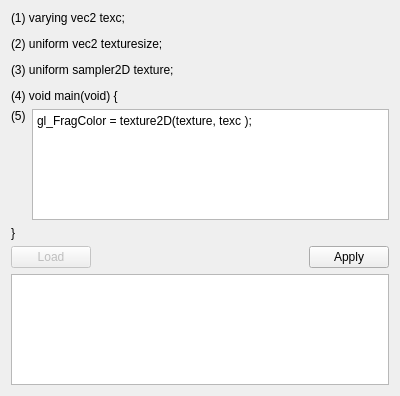
The window that FreeFramePlugins/FreeFrameQtFragmentCodePlugin/CodeEditorWidget.ui (markus-wa/glmixer-mirror) describes before a commit, drawn with Qt 5.
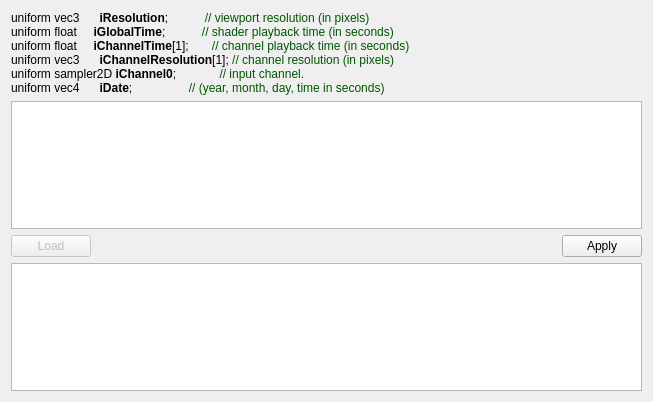
The same window after the commit.

Commit message: First (really) working implementation of GLSL fragment shader code plugin. Now takes code from https://www.shadertoy.com

```diff
--- a/FreeFramePlugins/FreeFrameQtFragmentCodePlugin/CodeEditorWidget.ui
+++ b/FreeFramePlugins/FreeFrameQtFragmentCodePlugin/CodeEditorWidget.ui
@@ -6,8 +6,8 @@
    <rect>
     <x>0</x>
     <y>0</y>
-    <width>400</width>
-    <height>396</height>
+    <width>653</width>
+    <height>402</height>
    </rect>
   </property>
   <property name="windowTitle">
@@ -17,35 +17,27 @@
    <item>
     <widget class="QLabel" name="label">
      <property name="text">
-      <string>&lt;html&gt;&lt;head/&gt;&lt;body&gt;&lt;p&gt;(1) varying vec2 texc;&lt;/p&gt;&lt;p&gt;(2) uniform vec2 texturesize;&lt;/p&gt;&lt;p&gt;(3) uniform sampler2D texture;&lt;/p&gt;&lt;p&gt;(4) void main(void) {&lt;/p&gt;&lt;/body&gt;&lt;/html&gt;</string>
+      <string>&lt;!DOCTYPE HTML PUBLIC &quot;-//W3C//DTD HTML 4.0//EN&quot; &quot;http://www.w3.org/TR/REC-html40/strict.dtd&quot;&gt;
+&lt;html&gt;&lt;head&gt;&lt;meta name=&quot;qrichtext&quot; content=&quot;1&quot; /&gt;&lt;style type=&quot;text/css&quot;&gt;
+p, li { white-space: pre-wrap; }
+&lt;/style&gt;&lt;/head&gt;&lt;body style=&quot; font-family:'Ubuntu'; font-size:9pt; font-weight:400; font-style:normal;&quot;&gt;
+&lt;p style=&quot; margin-top:0px; margin-bottom:0px; margin-left:0px; margin-right:0px; -qt-block-indent:0; text-indent:0px;&quot;&gt;&lt;span style=&quot; font-family:'courier';&quot;&gt;uniform vec3      &lt;/span&gt;&lt;span style=&quot; font-family:'courier'; font-weight:600;&quot;&gt;iResolution&lt;/span&gt;&lt;span style=&quot; font-family:'courier';&quot;&gt;;           &lt;/span&gt;&lt;span style=&quot; font-family:'courier'; color:#005500;&quot;&gt;// viewport resolution (in pixels)&lt;/span&gt;&lt;/p&gt;
+&lt;p style=&quot; margin-top:0px; margin-bottom:0px; margin-left:0px; margin-right:0px; -qt-block-indent:0; text-indent:0px;&quot;&gt;&lt;span style=&quot; font-family:'courier';&quot;&gt;uniform float     &lt;/span&gt;&lt;span style=&quot; font-family:'courier'; font-weight:600;&quot;&gt;iGlobalTime&lt;/span&gt;&lt;span style=&quot; font-family:'courier';&quot;&gt;;           &lt;/span&gt;&lt;span style=&quot; font-family:'courier'; color:#005500;&quot;&gt;// shader playback time (in seconds)&lt;/span&gt;&lt;/p&gt;
+&lt;p style=&quot; margin-top:0px; margin-bottom:0px; margin-left:0px; margin-right:0px; -qt-block-indent:0; text-indent:0px;&quot;&gt;&lt;span style=&quot; font-family:'courier';&quot;&gt;uniform float     &lt;/span&gt;&lt;span style=&quot; font-family:'courier'; font-weight:600;&quot;&gt;iChannelTime&lt;/span&gt;&lt;span style=&quot; font-family:'courier';&quot;&gt;[1];       &lt;/span&gt;&lt;span style=&quot; font-family:'courier'; color:#005500;&quot;&gt;// channel playback time (in seconds)&lt;/span&gt;&lt;/p&gt;
+&lt;p style=&quot; margin-top:0px; margin-bottom:0px; margin-left:0px; margin-right:0px; -qt-block-indent:0; text-indent:0px;&quot;&gt;&lt;span style=&quot; font-family:'courier';&quot;&gt;uniform vec3      &lt;/span&gt;&lt;span style=&quot; font-family:'courier'; font-weight:600;&quot;&gt;iChannelResolution&lt;/span&gt;&lt;span style=&quot; font-family:'courier';&quot;&gt;[1]; &lt;/span&gt;&lt;span style=&quot; font-family:'courier'; color:#005500;&quot;&gt;// channel resolution (in pixels)&lt;/span&gt;&lt;/p&gt;
+&lt;p style=&quot; margin-top:0px; margin-bottom:0px; margin-left:0px; margin-right:0px; -qt-block-indent:0; text-indent:0px;&quot;&gt;&lt;span style=&quot; font-family:'courier';&quot;&gt;uniform sampler2D &lt;/span&gt;&lt;span style=&quot; font-family:'courier'; font-weight:600;&quot;&gt;iChannel0&lt;/span&gt;&lt;span style=&quot; font-family:'courier';&quot;&gt;;             &lt;/span&gt;&lt;span style=&quot; font-family:'courier'; color:#005500;&quot;&gt;// input channel.&lt;/span&gt;&lt;/p&gt;
+&lt;p style=&quot; margin-top:0px; margin-bottom:0px; margin-left:0px; margin-right:0px; -qt-block-indent:0; text-indent:0px;&quot;&gt;&lt;span style=&quot; font-family:'courier';&quot;&gt;uniform vec4      &lt;/span&gt;&lt;span style=&quot; font-family:'courier'; font-weight:600;&quot;&gt;iDate&lt;/span&gt;&lt;span style=&quot; font-family:'courier';&quot;&gt;;                 &lt;/span&gt;&lt;span style=&quot; font-family:'courier'; color:#005500;&quot;&gt;// (year, month, day, time in seconds)&lt;/span&gt;&lt;/p&gt;&lt;/body&gt;&lt;/html&gt;</string>
      </property>
     </widget>
    </item>
    <item>
-    <layout class="QHBoxLayout" name="horizontalLayout_2">
-     <item>
-      <widget class="QLabel" name="label_3">
-       <property name="text">
-        <string>(5)</string>
-       </property>
-       <property name="alignment">
-        <set>Qt::AlignLeading|Qt::AlignLeft|Qt::AlignTop</set>
-       </property>
-      </widget>
-     </item>
-     <item>
-      <widget class="QPlainTextEdit" name="codeTextEdit">
-       <property name="plainText">
-        <string>gl_FragColor = texture2D(texture, texc );</string>
-       </property>
-      </widget>
-     </item>
-    </layout>
-   </item>
-   <item>
-    <widget class="QLabel" name="label_2">
-     <property name="text">
-      <string>}</string>
+    <widget class="QTextEdit" name="codeTextEdit">
+     <property name="html">
+      <string>&lt;!DOCTYPE HTML PUBLIC &quot;-//W3C//DTD HTML 4.0//EN&quot; &quot;http://www.w3.org/TR/REC-html40/strict.dtd&quot;&gt;
+&lt;html&gt;&lt;head&gt;&lt;meta name=&quot;qrichtext&quot; content=&quot;1&quot; /&gt;&lt;style type=&quot;text/css&quot;&gt;
+p, li { white-space: pre-wrap; }
+&lt;/style&gt;&lt;/head&gt;&lt;body style=&quot; font-family:'Ubuntu'; font-size:9pt; font-weight:400; font-style:normal;&quot;&gt;
+&lt;p style=&quot;-qt-paragraph-type:empty; margin-top:0px; margin-bottom:0px; margin-left:0px; margin-right:0px; -qt-block-indent:0; text-indent:0px;&quot;&gt;&lt;br /&gt;&lt;/p&gt;&lt;/body&gt;&lt;/html&gt;</string>
      </property>
     </widget>
    </item>
```
The commit also changes 4 other files.
